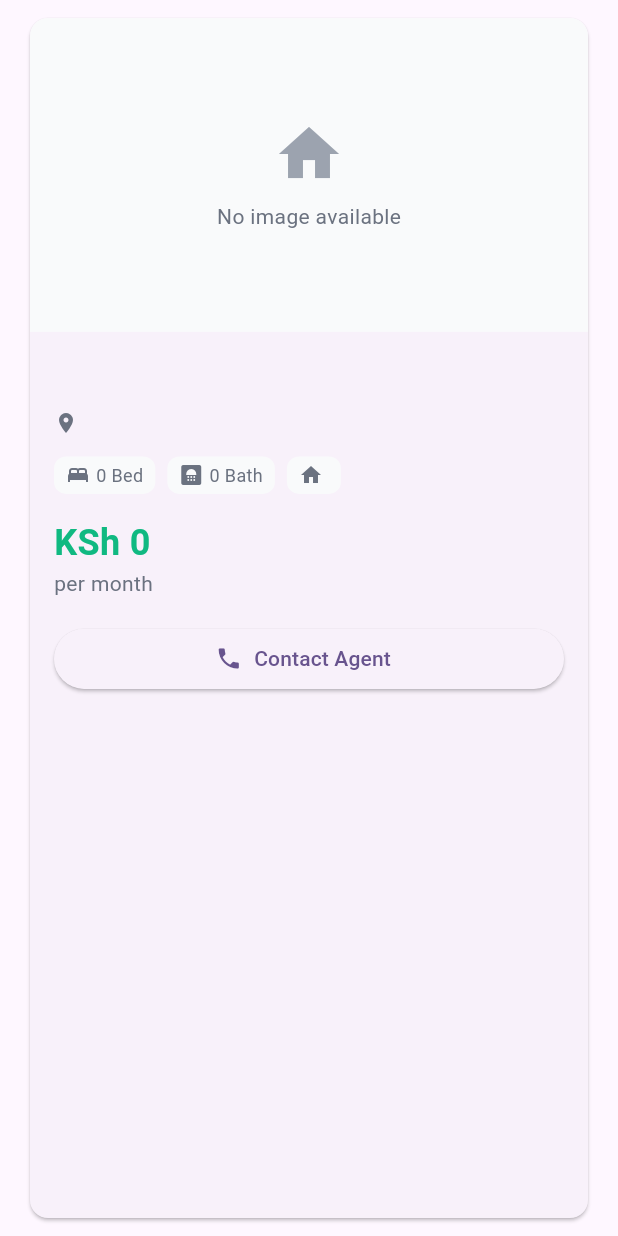
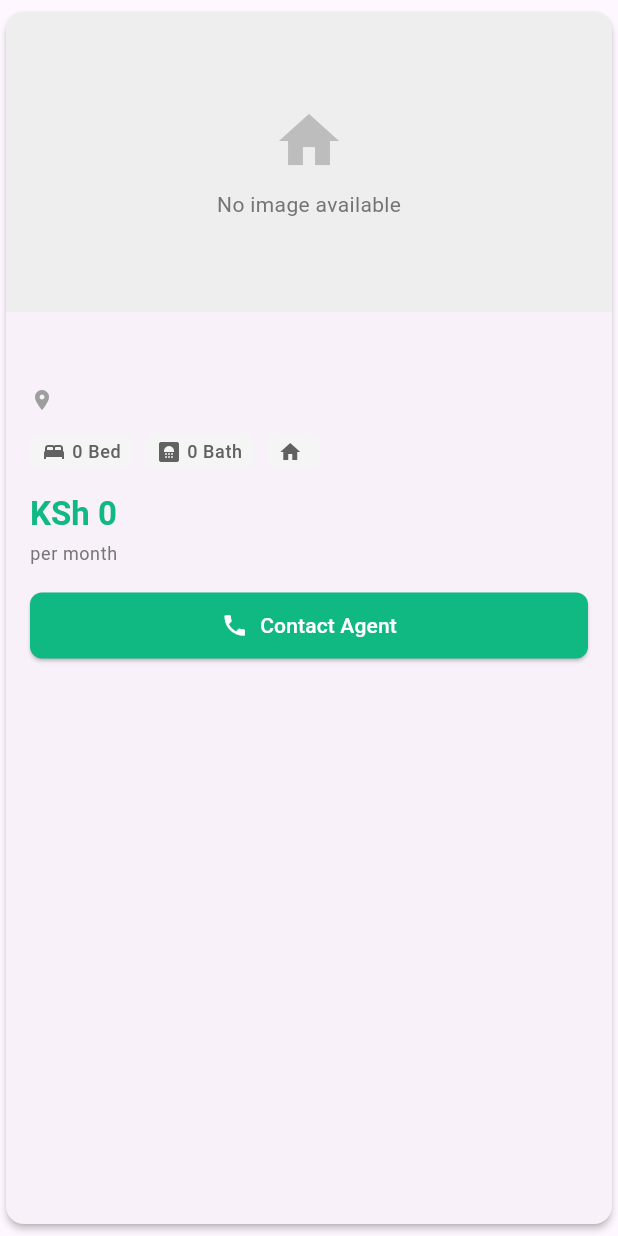
Before and after one commit to billmalea/zena-mobile-app, a Flutter app: the PropertyCard widget shown alone on an empty page, opened directly with empty values, on a phone screen of 412 x 824 dp. Run offline on Flutter 3.47's test engine with Material 3 defaults, Android fonts, the light colour scheme and no system bars; our stand-ins replace cached_network_image, google_fonts, image_picker, supabase_flutter; accounts and stored records are empty.

```diff
--- a/lib/services/api_service.dart
+++ b/lib/services/api_service.dart
@@ -41,7 +41,7 @@ class ApiService {
             headers: headers,
             body: jsonEncode(body),
           )
-          .timeout(Duration(seconds: AppConfig.requestTimeout));
+          .timeout(const Duration(seconds: AppConfig.requestTimeout));
 
       return _handleResponse(response);
     } catch (e) {
@@ -57,7 +57,7 @@ class ApiService {
 
       final response = await _client
           .get(url, headers: headers)
-          .timeout(Duration(seconds: AppConfig.requestTimeout));
+          .timeout(const Duration(seconds: AppConfig.requestTimeout));
 
       return _handleResponse(response);
     } catch (e) {
@@ -77,7 +77,7 @@ class ApiService {
 
       final streamedResponse = await _client
           .send(request)
-          .timeout(Duration(seconds: AppConfig.requestTimeout));
+          .timeout(const Duration(seconds: AppConfig.requestTimeout));
 
       if (streamedResponse.statusCode != 200) {
         throw ApiException(
--- a/lib/widgets/chat/property_card.dart
+++ b/lib/widgets/chat/property_card.dart
@@ -1,10 +1,9 @@
 import 'package:flutter/material.dart';
 import 'package:cached_network_image/cached_network_image.dart';
 import '../../models/property.dart';
-import '../../config/theme.dart';
 
-/// Property card widget for displaying property information in chat
-/// Shows property image, details, and contact button
+/// PropertyCard widget displays property information in a card format
+/// Used to show property search results in chat messages
 class PropertyCard extends StatelessWidget {
   final Map<String, dynamic> propertyData;
 
@@ -15,12 +14,16 @@ class PropertyCard extends StatelessWidget {
 
   @override
   Widget build(BuildContext context) {
+    // Parse property data
     final property = Property.fromJson(propertyData);
 
-    return Container(
-      margin: const EdgeInsets.symmetric(vertical: 8, horizontal: 16),
-      child: Card(
+    return Card(
+      elevation: 2,
+      margin: const EdgeInsets.symmetric(vertical: 8, horizontal: 4),
       clipBehavior: Clip.antiAlias,
+      shape: RoundedRectangleBorder(
+        borderRadius: BorderRadius.circular(12),
+      ),
       child: Column(
         crossAxisAlignment: CrossAxisAlignment.start,
         children: [
@@ -36,11 +39,11 @@ class PropertyCard extends StatelessWidget {
                 // Title
                 Text(
                   property.title,
-                    style: const TextStyle(
-                      fontSize: 18,
-                      fontWeight: FontWeight.w600,
-                      color: AppTheme.textPrimary,
+                  style: Theme.of(context).textTheme.titleMedium?.copyWith(
+                        fontWeight: FontWeight.bold,
                       ),
+                  maxLines: 2,
+                  overflow: TextOverflow.ellipsis,
                 ),
                 const SizedBox(height: 8),
 
@@ -50,36 +53,40 @@ class PropertyCard extends StatelessWidget {
                     const Icon(
                       Icons.location_on,
                       size: 16,
-                        color: AppTheme.textSecondary,
+                      color: Colors.grey,
                     ),
                     const SizedBox(width: 4),
                     Expanded(
                       child: Text(
                         property.location,
-                          style: const TextStyle(
-                            fontSize: 14,
-                            color: AppTheme.textSecondary,
+                        style: Theme.of(context).textTheme.bodyMedium?.copyWith(
+                              color: Colors.grey[700],
                             ),
+                        maxLines: 1,
+                        overflow: TextOverflow.ellipsis,
                       ),
                     ),
                   ],
                 ),
                 const SizedBox(height: 12),
 
-                  // Property Details Row
+                // Property Details Row (Bedrooms, Bathrooms, Type)
                 Row(
                   children: [
                     _buildDetailChip(
+                      context,
                       Icons.bed,
                       '${property.bedrooms} Bed',
                     ),
                     const SizedBox(width: 8),
                     _buildDetailChip(
+                      context,
                       Icons.bathroom,
                       '${property.bathrooms} Bath',
                     ),
                     const SizedBox(width: 8),
                     _buildDetailChip(
+                      context,
                       Icons.home,
                       property.propertyType,
                     ),
@@ -90,17 +97,16 @@ class PropertyCard extends StatelessWidget {
                 // Rent Amount
                 Text(
                   property.formattedRent,
-                    style: const TextStyle(
-                      fontSize: 24,
+                  style: Theme.of(context).textTheme.titleLarge?.copyWith(
+                        color: const Color(0xFF10B981),
                         fontWeight: FontWeight.bold,
-                      color: AppTheme.primaryColor,
                       ),
                 ),
-                  const Text(
+                const SizedBox(height: 4),
+                Text(
                   'per month',
-                    style: TextStyle(
-                      fontSize: 14,
-                      color: AppTheme.textSecondary,
+                  style: Theme.of(context).textTheme.bodySmall?.copyWith(
+                        color: Colors.grey[600],
                       ),
                 ),
                 const SizedBox(height: 16),
@@ -109,23 +115,23 @@ class PropertyCard extends StatelessWidget {
                 SizedBox(
                   width: double.infinity,
                   child: ElevatedButton.icon(
-                      onPressed: () {
-                        // TODO: Implement contact functionality
-                        ScaffoldMessenger.of(context).showSnackBar(
-                          const SnackBar(
-                            content: Text('Contact feature coming soon'),
-                          ),
-                        );
-                      },
+                    onPressed: () => _handleContactPress(context, property),
                     icon: const Icon(Icons.phone),
                     label: const Text('Contact Agent'),
+                    style: ElevatedButton.styleFrom(
+                      backgroundColor: const Color(0xFF10B981),
+                      foregroundColor: Colors.white,
+                      padding: const EdgeInsets.symmetric(vertical: 12),
+                      shape: RoundedRectangleBorder(
+                        borderRadius: BorderRadius.circular(8),
+                      ),
+                    ),
                   ),
                 ),
               ],
             ),
           ),
         ],
-        ),
       ),
     );
   }
@@ -136,8 +142,9 @@ class PropertyCard extends StatelessWidget {
       return _buildImagePlaceholder(Icons.home, 'No image available');
     }
 
-    return AspectRatio(
-      aspectRatio: 16 / 9,
+    return SizedBox(
+      height: 200,
+      width: double.infinity,
       child: CachedNetworkImage(
         imageUrl: property.primaryImage,
         fit: BoxFit.cover,
@@ -160,49 +167,49 @@ class PropertyCard extends StatelessWidget {
     String message, {
     bool showProgress = false,
   }) {
-    return AspectRatio(
-      aspectRatio: 16 / 9,
-      child: Container(
-        color: AppTheme.backgroundColor,
+    return Container(
+      height: 200,
+      width: double.infinity,
+      color: Colors.grey[200],
       child: Column(
         mainAxisAlignment: MainAxisAlignment.center,
         children: [
           Icon(
             icon,
             size: 48,
-              color: AppTheme.textTertiary,
+            color: Colors.grey[400],
           ),
           const SizedBox(height: 8),
           Text(
             message,
-              style: const TextStyle(
+            style: TextStyle(
+              color: Colors.grey[600],
               fontSize: 14,
-                color: AppTheme.textSecondary,
             ),
           ),
           if (showProgress) ...[
             const SizedBox(height: 12),
-              const SizedBox(
+            SizedBox(
               width: 24,
               height: 24,
               child: CircularProgressIndicator(
                 strokeWidth: 2,
+                valueColor: AlwaysStoppedAnimation<Color>(Colors.grey[400]!),
               ),
             ),
           ],
         ],
       ),
-      ),
     );
   }
 
-  /// Build detail chip (bedrooms, bathrooms, type)
-  Widget _buildDetailChip(IconData icon, String label) {
+  /// Build detail chip for property attributes
+  Widget _buildDetailChip(BuildContext context, IconData icon, String label) {
     return Container(
       padding: const EdgeInsets.symmetric(horizontal: 8, vertical: 4),
       decoration: BoxDecoration(
-        color: AppTheme.backgroundColor,
-        borderRadius: BorderRadius.circular(8),
+        color: Colors.grey[100],
+        borderRadius: BorderRadius.circular(6),
       ),
       child: Row(
         mainAxisSize: MainAxisSize.min,
@@ -210,18 +217,36 @@ class PropertyCard extends StatelessWidget {
           Icon(
             icon,
             size: 16,
-            color: AppTheme.textSecondary,
+            color: Colors.grey[700],
           ),
           const SizedBox(width: 4),
           Text(
             label,
-            style: const TextStyle(
-              fontSize: 12,
-              color: AppTheme.textSecondary,
+            style: Theme.of(context).textTheme.bodySmall?.copyWith(
+                  color: Colors.grey[700],
+                  fontWeight: FontWeight.w500,
                 ),
           ),
         ],
       ),
     );
   }
+
+  /// Handle contact button press
+  void _handleContactPress(BuildContext context, Property property) {
+    // Show a dialog or snackbar for contact action
+    ScaffoldMessenger.of(context).showSnackBar(
+      SnackBar(
+        content: Text('Contact agent for ${property.title}'),
+        duration: const Duration(seconds: 2),
+        behavior: SnackBarBehavior.floating,
+      ),
+    );
+
+    // In a real implementation, this would:
+    // - Open a contact form
+    // - Initiate a phone call
+    // - Send a message to the agent
+    // - Navigate to property details screen
   }
+}
```
Also changed, not shown: lib/widgets/chat/message_input.dart (+196 -110 lines), 1 other file. Lines whose indentation alone changed are shown as unchanged.
